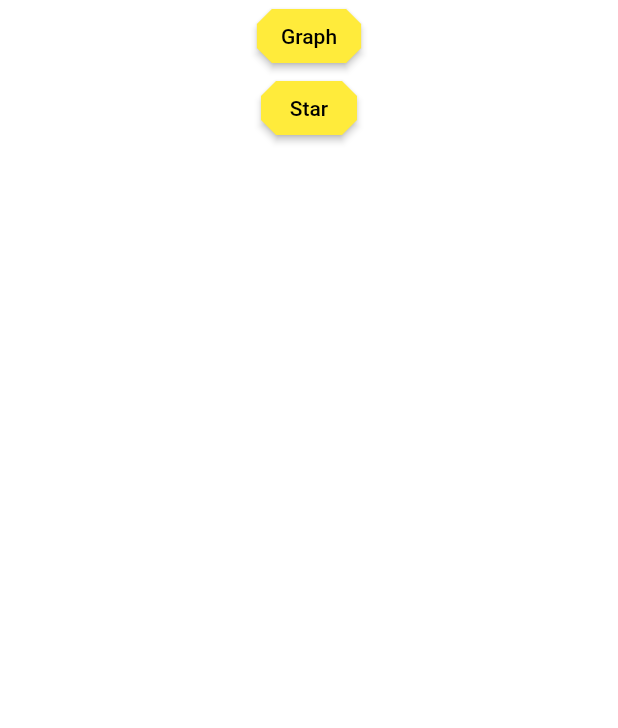
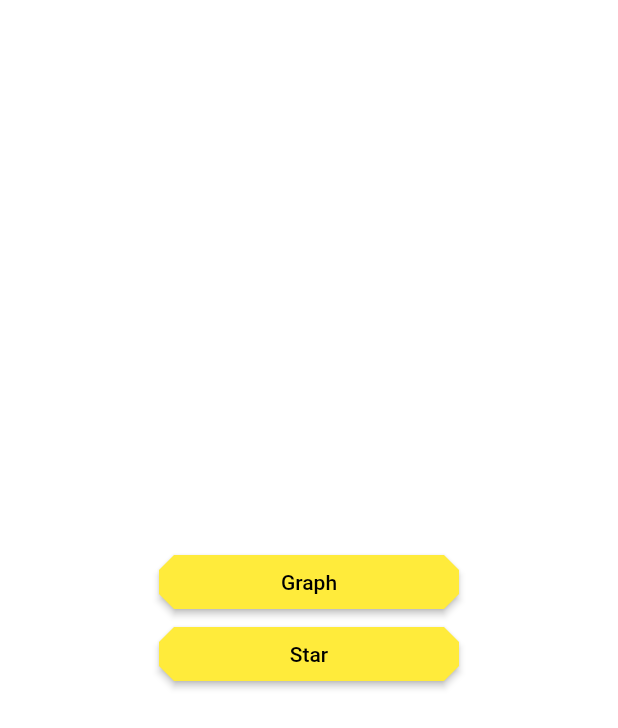
Before and after one commit to kazuki-oshino/custom_painter_sample, a Flutter app: the screen it shows after launch, on a phone screen of 412 x 824 dp. Shown: the top 728 px of the screen. Run offline on Flutter 3.47's test engine with Material 2 defaults, Android fonts, the phone set to English and light mode, and no system bars; our stand-ins replace flutter_hooks, hooks_riverpod.

Commit message:
change button design

```diff
--- a/lib/views/button_part.dart
+++ b/lib/views/button_part.dart
@@ -12,7 +12,9 @@ class ButtonPart extends StatelessWidget {
 
   @override
   Widget build(BuildContext context) {
-    return ElevatedButton(
+    return SizedBox(
+      width: 200.0,
+      child: ElevatedButton(
         child: Text(buttonText),
         style: ElevatedButton.styleFrom(
           primary: Colors.yellow,
@@ -29,6 +31,7 @@ class ButtonPart extends StatelessWidget {
             ),
           );
         },
+      ),
     );
   }
 }
--- a/lib/views/page_select_screen.dart
+++ b/lib/views/page_select_screen.dart
@@ -8,6 +8,7 @@ class PageSelectScreen extends StatelessWidget {
   @override
   Widget build(BuildContext context) {
     return Column(
+      mainAxisAlignment: MainAxisAlignment.center,
       children: [
         ButtonPart(
           nextScreen: GraphScreen(),
```
Lines whose indentation alone changed are shown as unchanged.
